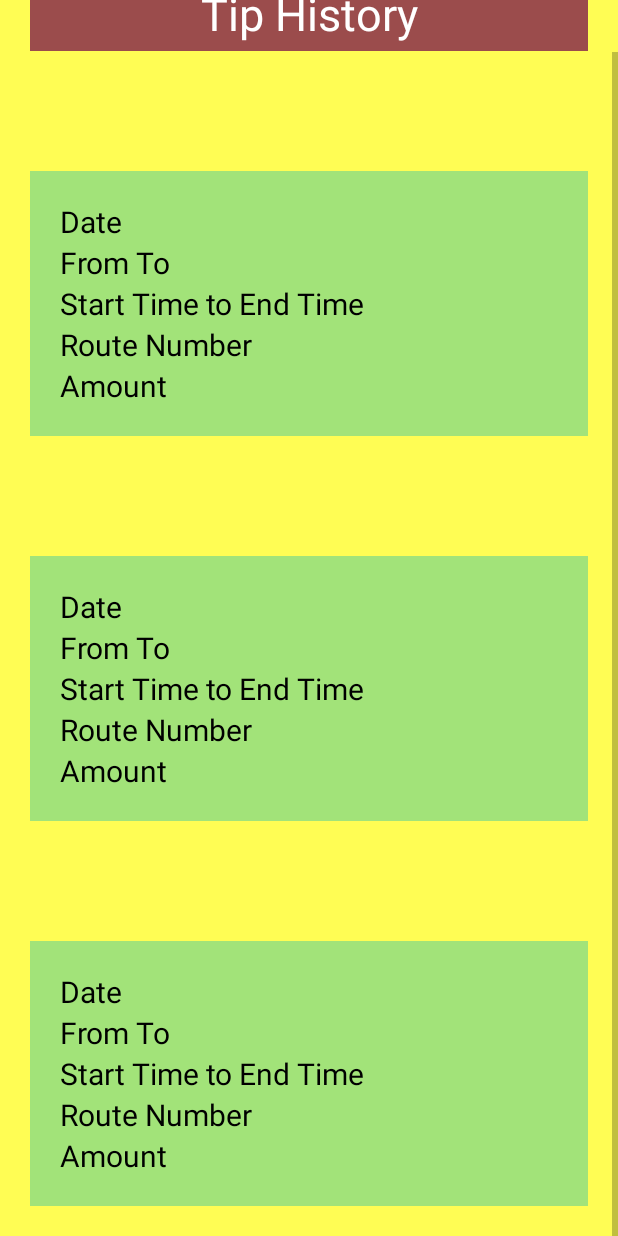
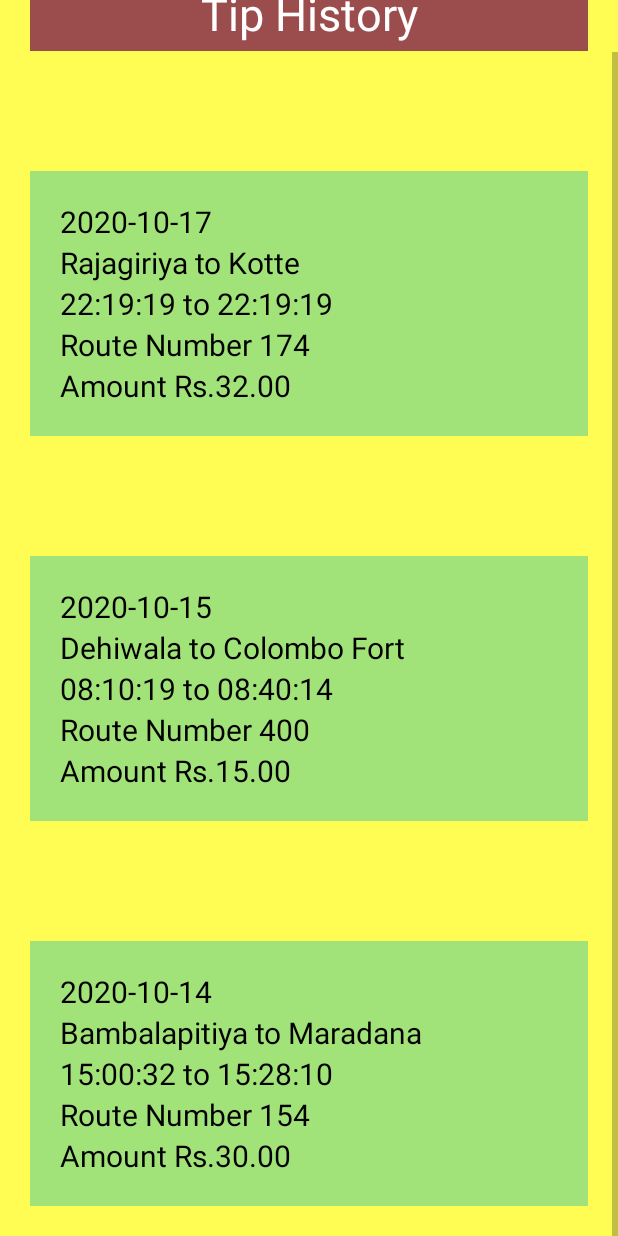
Before and after one commit to sliit-mlb/csse_passenger_app, an Android app: the TipHistory screen opened directly, with no data from a screen before it, scrolled down 36 dp, on a phone screen of 412 x 824 dp. Run offline under Robolectric (Android 15) with nearby library versions, the phone set to English and light mode, and no system bars; our stand-ins replace Firebase (no records; nobody signed in at launch, a user with empty details on screens opened directly).

Commit message:
UI Changed

```diff
--- a/app/src/main/java/com/example/passangerapp/MainActivity2.java
+++ b/app/src/main/java/com/example/passangerapp/MainActivity2.java
@@ -128,7 +128,10 @@ public class MainActivity2 extends AppCompatActivity implements NavigationView.O
                 myToken.putExtra("amount",balance);
                 startActivity(myToken);
                 break;
-                case R.id.nav_skillz:startActivity(new Intent(getApplicationContext(),TipHistory.class));
+                case R.id.nav_skillz:
+                    Intent tripHistory = new Intent(getApplicationContext(), TipHistory.class);
+                    tripHistory.putExtra("pid",pid);
+                    startActivity(tripHistory);
                 break;
             case R.id.nav_signout:
                 startActivity(new Intent(getApplicationContext(),MainActivity.class));
--- a/app/src/main/res/layout/activity_tip_history.xml
+++ b/app/src/main/res/layout/activity_tip_history.xml
@@ -37,32 +37,32 @@
                 android:layout_height="wrap_content"
                 android:textSize="20sp"
                 android:textColor="#000"
-    android:text="Date"></TextView>
+                android:text="2020-10-17"></TextView>
 
             <TextView
                 android:layout_width="wrap_content"
                 android:layout_height="wrap_content"
                 android:textSize="20sp"
                 android:textColor="#000"
-            android:text="From To "></TextView>
+                android:text="Rajagiriya to Kotte"></TextView>
             <TextView
                 android:layout_width="wrap_content"
                 android:layout_height="wrap_content"
                 android:textSize="20sp"
                 android:textColor="#000"
-            android:text="Start Time to End Time"></TextView>
+                android:text="22:19:19 to 22:19:19"></TextView>
             <TextView
                 android:layout_width="wrap_content"
                 android:layout_height="wrap_content"
                 android:textSize="20sp"
                 android:textColor="#000"
-            android:text="Route Number"></TextView>
+                android:text="Route Number 174"></TextView>
             <TextView
                 android:layout_width="wrap_content"
                 android:layout_height="wrap_content"
                 android:textSize="20sp"
                 android:textColor="#000"
-            android:text="Amount"></TextView>
+                android:text="Amount Rs.32.00"></TextView>
 
         </LinearLayout>
 
@@ -80,32 +80,32 @@
                 android:layout_height="wrap_content"
                 android:textSize="20sp"
                 android:textColor="#000"
-                android:text="Date"></TextView>
+                android:text="2020-10-15"></TextView>
 
             <TextView
                 android:layout_width="wrap_content"
                 android:layout_height="wrap_content"
                 android:textSize="20sp"
                 android:textColor="#000"
-                android:text="From To "></TextView>
+                android:text="Dehiwala to Colombo Fort"></TextView>
             <TextView
                 android:layout_width="wrap_content"
                 android:layout_height="wrap_content"
                 android:textSize="20sp"
                 android:textColor="#000"
-                android:text="Start Time to End Time"></TextView>
+                android:text="08:10:19 to 08:40:14"></TextView>
             <TextView
                 android:layout_width="wrap_content"
                 android:layout_height="wrap_content"
                 android:textSize="20sp"
                 android:textColor="#000"
-                android:text="Route Number"></TextView>
+                android:text="Route Number 400"></TextView>
             <TextView
                 android:layout_width="wrap_content"
                 android:layout_height="wrap_content"
                 android:textSize="20sp"
                 android:textColor="#000"
-                android:text="Amount"></TextView>
+                android:text="Amount Rs.15.00"></TextView>
 
         </LinearLayout>
 
@@ -122,32 +122,32 @@
                 android:layout_height="wrap_content"
                 android:textSize="20sp"
                 android:textColor="#000"
-                android:text="Date"></TextView>
+                android:text="2020-10-14"></TextView>
 
             <TextView
                 android:layout_width="wrap_content"
                 android:layout_height="wrap_content"
                 android:textSize="20sp"
                 android:textColor="#000"
-                android:text="From To "></TextView>
+                android:text="Bambalapitiya to Maradana"></TextView>
             <TextView
                 android:layout_width="wrap_content"
                 android:layout_height="wrap_content"
                 android:textSize="20sp"
                 android:textColor="#000"
-                android:text="Start Time to End Time"></TextView>
+                android:text="15:00:32 to 15:28:10"></TextView>
             <TextView
                 android:layout_width="wrap_content"
                 android:layout_height="wrap_content"
                 android:textSize="20sp"
                 android:textColor="#000"
-                android:text="Route Number"></TextView>
+                android:text="Route Number 154"></TextView>
             <TextView
                 android:layout_width="wrap_content"
                 android:layout_height="wrap_content"
                 android:textSize="20sp"
                 android:textColor="#000"
-                android:text="Amount"></TextView>
+                android:text="Amount Rs.30.00"></TextView>
 
         </LinearLayout>
     </LinearLayout>
--- a/app/src/main/res/values/colors.xml
+++ b/app/src/main/res/values/colors.xml
@@ -3,4 +3,5 @@
     <color name="colorPrimary">#6200EE</color>
     <color name="colorPrimaryDark">#3700B3</color>
     <color name="colorAccent">#03DAC5</color>
+    <color name="black">#000</color>
 </resources>
```
Also changed, not shown: app/src/main/java/com/example/passangerapp/Item.java (added, +72 -0 lines), app/src/main/java/com/example/passangerapp/ItemAdapter.java (added, +92 -0 lines), app/src/main/java/com/example/passangerapp/TipHistory.java (+16 -0 lines), app/src/main/res/layout/item_view.xml (added, +124 -0 lines). Lines whose indentation alone changed are shown as unchanged.
